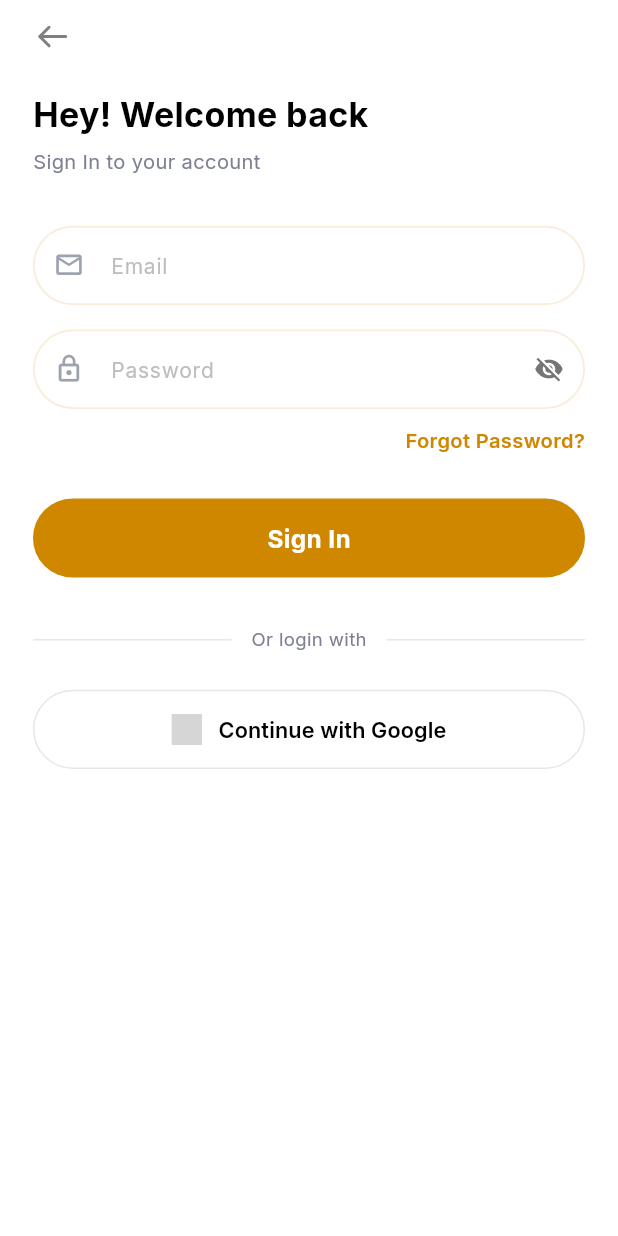
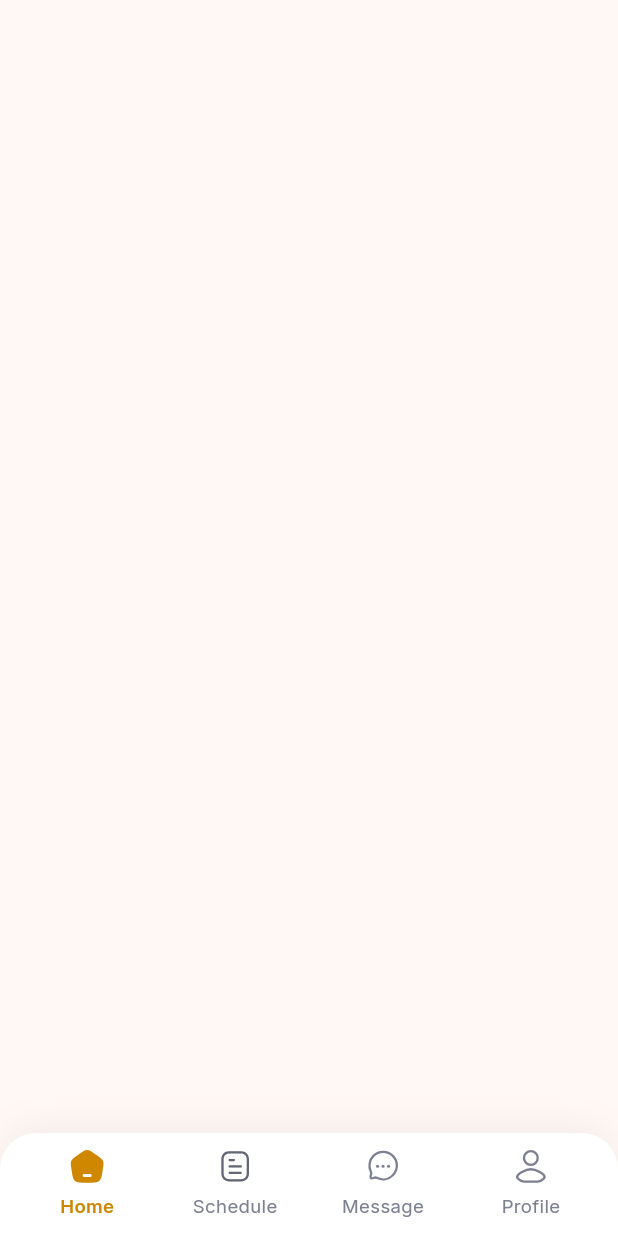
Before and after one commit to LsLisan/Boujee_Employees, a Flutter app: the screen it shows after launch, after a tap on "Sign In", on a phone screen of 412 x 824 dp. Run offline on Flutter 3.47's test engine with Material 3 defaults, Android fonts, the phone set to English and light mode, and no system bars; our stand-ins replace flutter_screenutil, flutter_svg, geocoding, geolocator, get, google_fonts and 4 more; accounts and stored records are empty; network calls fail; grey boxes are pictures that could not be loaded.

Commit message:
New Branch with basic setup

```diff
--- a/lib/core/utils/icon_path/icon_path.dart
+++ b/lib/core/utils/icon_path/icon_path.dart
@@ -7,14 +7,12 @@ class IconPath {
   static const arrowLeft = '$_basePath/arrow_left.svg';
 
   static const document = '$_basePath/document.svg';
-  static const pawPrint = '$_basePath/paw_print.svg';
   static const chat = '$_basePath/chat.svg';
   static const userProfile = '$_basePath/user_profile.svg';
   static const home = '$_basePath/home.svg';
 
   static const activeHome = '$_basePath/active_home.svg';
   static const activeDocument = '$_basePath/active_document.svg';
-  static const activePawPrint = '$_basePath/active_paw_print.svg';
   static const activeChat = '$_basePath/active_chat.svg';
   static const activeUserProfile = '$_basePath/active_user_profile.svg';
 
@@ -24,7 +22,6 @@ class IconPath {
   static const shieldDone = '$_basePath/Shield_Done.svg';
 
   static const profile = '$_basePath/Profile.svg';
-  static const gallery = '$_basePath/gallery.svg';
   static const privacyPolicy = '$_basePath/locked.svg';
   static const faq = '$_basePath/question_mark.svg';
   static const deleteAccount = '$_basePath/delete.svg';
--- a/lib/features/authentication/controller/login_controller.dart
+++ b/lib/features/authentication/controller/login_controller.dart
@@ -45,7 +45,7 @@ class LoginController extends GetxController {
 
   // --- Sign In Actions ---
   void onSignIn() {
-
+    Get.toNamed(AppRoutes.employeeNavBar);
   }
 
   void onGoogleSignIn() {
--- a/lib/features/authentication/presentation/screen/login_screen.dart
+++ b/lib/features/authentication/presentation/screen/login_screen.dart
@@ -1,16 +1,14 @@
-import 'package:flutter/gestures.dart';
 import 'package:flutter/material.dart';
 import 'package:flutter_screenutil/flutter_screenutil.dart';
 import 'package:flutter_svg/svg.dart';
 import 'package:get/get.dart';
 
-import '../../../../../../core/global/custom_button.dart';
-import '../../../../../../core/global/custom_text.dart';
-import '../../../../../../core/global/custom_text_field.dart';
-import '../../../../../../core/utils/constants/app_colors.dart';
-import '../../../../../../core/utils/icon_path/icon_path.dart';
-import '../../../../../../routes/app_routes.dart';
-import '../../../../core/global/custom_back_button.dart';
+import '../../../../core/global/custom_button.dart';
+import '../../../../core/global/custom_text.dart';
+import '../../../../core/global/custom_text_field.dart';
+import '../../../../core/utils/constants/app_colors.dart';
+import '../../../../core/utils/icon_path/icon_path.dart';
+import '../../../../routes/app_routes.dart';
 import '../../controller/login_controller.dart';
 
 class LoginScreen extends StatelessWidget {
@@ -24,21 +22,22 @@ class LoginScreen extends StatelessWidget {
       backgroundColor: Colors.white,
       body: SafeArea(
         child: SingleChildScrollView(
-          padding: EdgeInsets.symmetric(horizontal: 20.w, vertical: 12.h),
+          physics: const BouncingScrollPhysics(),
+          padding: EdgeInsets.symmetric(horizontal: 20.w),
+          child: SizedBox(
+            // Forces the column to fill full screen height for perfect vertical centering
+            height: Get.height - MediaQuery.of(context).padding.top - MediaQuery.of(context).padding.bottom,
             child: Column(
-            crossAxisAlignment: CrossAxisAlignment.start,
+              mainAxisAlignment: MainAxisAlignment.center,
+              crossAxisAlignment: CrossAxisAlignment.center,
               children: [
-              // 1. Back Button
-              const CustomBackButton(),
-
-              SizedBox(height: 24.h),
-
-              // 2. Header Titles
+                // 1. Header Titles (Centered)
                 CustomText(
                   "Hey! Welcome back",
                   fontSize: 22.sp,
                   fontWeight: FontWeight.bold,
                   color: AppColors.black,
+                  textAlign: TextAlign.center,
                 ),
 
                 SizedBox(height: 6.h),
@@ -48,11 +47,12 @@ class LoginScreen extends StatelessWidget {
                   fontSize: 13.sp,
                   fontWeight: FontWeight.w400,
                   color: AppColors.bodyTextColor,
+                  textAlign: TextAlign.center,
                 ),
 
                 SizedBox(height: 32.h),
 
-              // 3. Email Input
+                // 2. Email Input Field
                 CustomTextField(
                   controller: controller.emailController,
                   hintText: "Email",
@@ -67,7 +67,7 @@ class LoginScreen extends StatelessWidget {
 
                 SizedBox(height: 16.h),
 
-              // 4. Password Input (uses CustomTextField's built-in isPassword parameter)
+                // 3. Password Input Field
                 CustomTextField(
                   controller: controller.passwordController,
                   hintText: "Password",
@@ -82,7 +82,7 @@ class LoginScreen extends StatelessWidget {
 
                 SizedBox(height: 12.h),
 
-              // 5. Forgot Password Button
+                // 4. Forgot Password Button
                 Align(
                   alignment: Alignment.centerRight,
                   child: GestureDetector(
@@ -100,7 +100,7 @@ class LoginScreen extends StatelessWidget {
 
                 SizedBox(height: 28.h),
 
-              // 6. Sign In Button
+                // 5. Sign In Primary Button
                 CustomButton(
                   text: "Sign In",
                   onTap: controller.onSignIn,
@@ -111,7 +111,7 @@ class LoginScreen extends StatelessWidget {
 
                 SizedBox(height: 32.h),
 
-              // 7. Divider "Or login with"
+                // 6. Divider "Or login with"
                 Row(
                   children: [
                     const Expanded(child: Divider(color: Color(0xFFE5E7EB))),
@@ -130,7 +130,7 @@ class LoginScreen extends StatelessWidget {
 
                 SizedBox(height: 24.h),
 
-              // 8. Continue with Google Button
+                // 7. Continue with Google Button
                 OutlinedButton(
                   onPressed: controller.onGoogleSignIn,
                   style: OutlinedButton.styleFrom(
@@ -160,9 +160,8 @@ class LoginScreen extends StatelessWidget {
                     ],
                   ),
                 ),
-
-              SizedBox(height: 12.h),
               ],
+            ),
           ),
         ),
       ),
--- /dev/null
+++ b/lib/features/employee_home/presentation/screen/employee_home.dart
@@ -0,0 +1,14 @@
+import 'package:flutter/cupertino.dart';
+import 'package:flutter/material.dart';
+
+class EmployeeHome extends StatelessWidget{
+  const EmployeeHome({super.key});
+
+  @override
+  Widget build(BuildContext context) {
+    return Scaffold(
+
+    );
+  }
+
+}
--- a/lib/features/employee_nav/employee_nav_bar.dart
+++ b/lib/features/employee_nav/employee_nav_bar.dart
@@ -6,6 +6,10 @@ import 'package:get/get.dart';
 import '../../../core/global/custom_text.dart';
 import '../../../core/utils/constants/app_colors.dart';
 import '../../../core/utils/icon_path/icon_path.dart';
+import '../employee_home/presentation/screen/employee_home.dart';
+import '../employee_profile/presentation/widget/employee_profile_screen.dart';
+import '../employee_schedule/presentation/screen/employee_scheduled_screen.dart';
+import '../messaging/presentation/screen/messaging_screen.dart';
 import 'employee_nav_controller.dart';
 
 class EmployeeNavBar extends StatelessWidget {
@@ -15,9 +19,11 @@ class EmployeeNavBar extends StatelessWidget {
     EmployeeNavController(),
   );
 
-  // Add your screen widgets here corresponding to each tab index [0 - 4]
   final List<Widget> screens = [
-
+    EmployeeHome(),
+    EmployeeScheduledScreen(),
+    MessagingScreen(),
+    EmployeeProfileScreen(),
   ];
 
   @override
@@ -36,7 +42,7 @@ class EmployeeNavBar extends StatelessWidget {
             ),
             boxShadow: [
               BoxShadow(
-                color: Colors.black.withOpacity(0.05),
+                color: Colors.black.withValues(alpha: 0.05),
                 blurRadius: 20.r,
                 offset: const Offset(0, -4),
               ),
@@ -59,24 +65,18 @@ class EmployeeNavBar extends StatelessWidget {
                   ),
                   _buildNavItem(
                     index: 1,
-                    label: "My Booking".tr,
+                    label: "Schedule".tr,
                     svgPath: IconPath.document,
                     activeSvgPath: IconPath.activeDocument,
                   ),
                   _buildNavItem(
                     index: 2,
-                    label: "Pet".tr,
-                    svgPath: IconPath.pawPrint,
-                    activeSvgPath: IconPath.activePawPrint,
-                  ),
-                  _buildNavItem(
-                    index: 3,
                     label: "Message".tr,
                     svgPath: IconPath.chat,
                     activeSvgPath: IconPath.activeChat,
                   ),
                   _buildNavItem(
-                    index: 4,
+                    index: 3,
                     label: "Profile".tr,
                     svgPath: IconPath.userProfile,
                     activeSvgPath: IconPath.activeUserProfile,
--- /dev/null
+++ b/lib/features/employee_profile/presentation/widget/employee_profile_screen.dart
@@ -0,0 +1,14 @@
+import 'package:flutter/cupertino.dart';
+import 'package:flutter/material.dart';
+
+class EmployeeProfileScreen extends StatelessWidget{
+  const EmployeeProfileScreen({super.key});
+
+  @override
+  Widget build(BuildContext context) {
+    return Scaffold(
+
+    );
+  }
+
+}
--- /dev/null
+++ b/lib/features/employee_schedule/presentation/screen/employee_scheduled_screen.dart
@@ -0,0 +1,14 @@
+import 'package:flutter/cupertino.dart';
+import 'package:flutter/material.dart';
+
+class EmployeeScheduledScreen extends StatelessWidget{
+  const EmployeeScheduledScreen({super.key});
+
+  @override
+  Widget build(BuildContext context) {
+    return Scaffold(
+
+    );
+  }
+
+}
--- a/lib/routes/app_routes.dart
+++ b/lib/routes/app_routes.dart
@@ -6,6 +6,7 @@ import '../features/authentication/presentation/screen/forget_password_screen.da
 import '../features/authentication/presentation/screen/forget_password_verify_screen.dart' hide ForgetPasswordScreen;
 import '../features/authentication/presentation/screen/login_screen.dart';
 import '../features/employee_nav/employee_nav_bar.dart';
+import '../features/messaging/presentation/screen/chat_screen.dart';
 import '../features/splash/presentation/screen/splash_screen.dart';
 
 class AppRoutes {
@@ -18,7 +19,7 @@ class AppRoutes {
   static const String forgetPasswordVerification = '/forgetPasswordVerification';
   static const String resetPassword = '/resetPassword';
 
-
+  static const String chat = '/chat';
 
 
 
@@ -43,6 +44,11 @@ class AppRoutes {
       transition: Transition.cupertino,
     ),
 
+    GetPage(
+      name: chat,
+      page: () => ChatScreen(),
+      transition: Transition.cupertino,
+    ),
 
   ];
 
```
Lines whose indentation alone changed are shown as unchanged.
